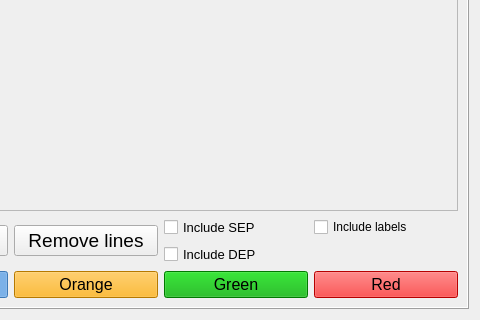
Old version of the form nasagamma/win_isot_id.ui in the repository mauricioAyllon/NASA-gamma; both pictures show x 759 to 1239 and y 504 to 824 of the 1239 by 824 pixel window.
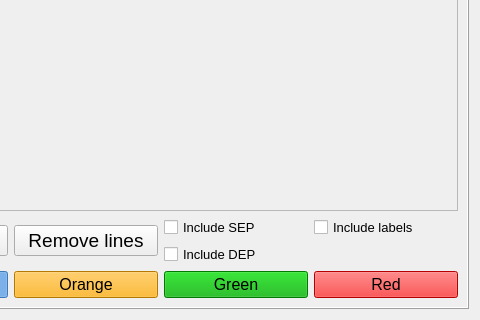
New version of the form.

The edit to the form file:
```diff
--- a/nasagamma/win_isot_id.ui
+++ b/nasagamma/win_isot_id.ui
@@ -496,6 +496,11 @@
           </item>
           <item row="0" column="3">
            <widget class="QCheckBox" name="checkBox_labels">
+            <property name="font">
+             <font>
+              <pointsize>10</pointsize>
+             </font>
+            </property>
             <property name="text">
              <string>Include labels</string>
             </property>
```
